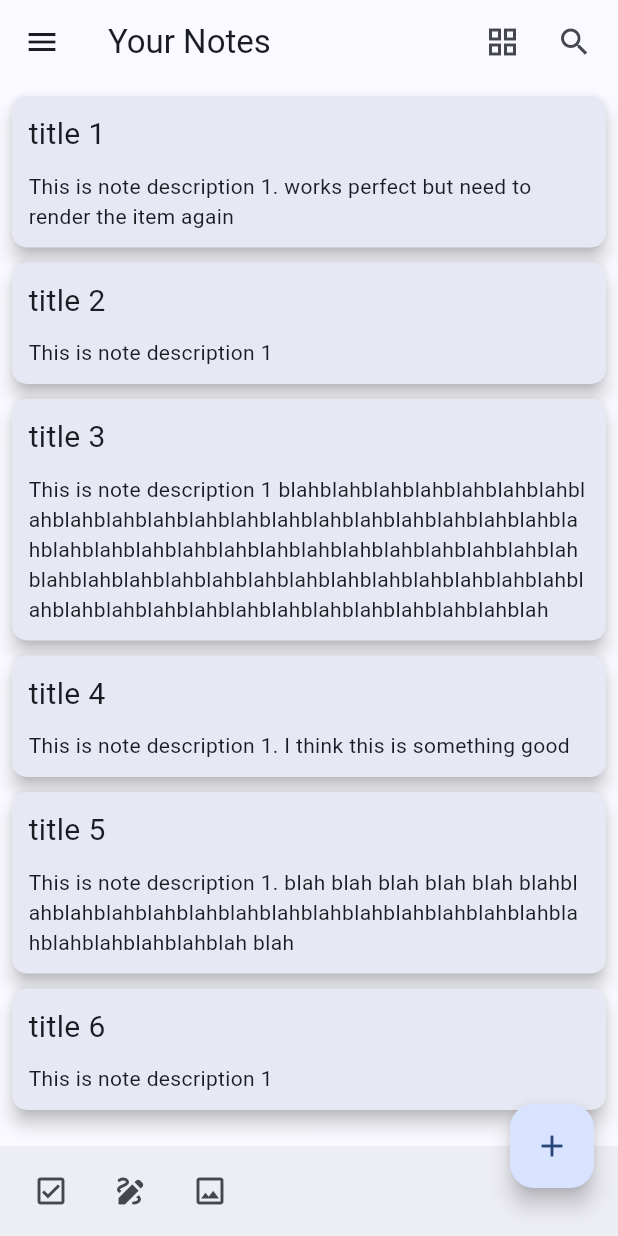
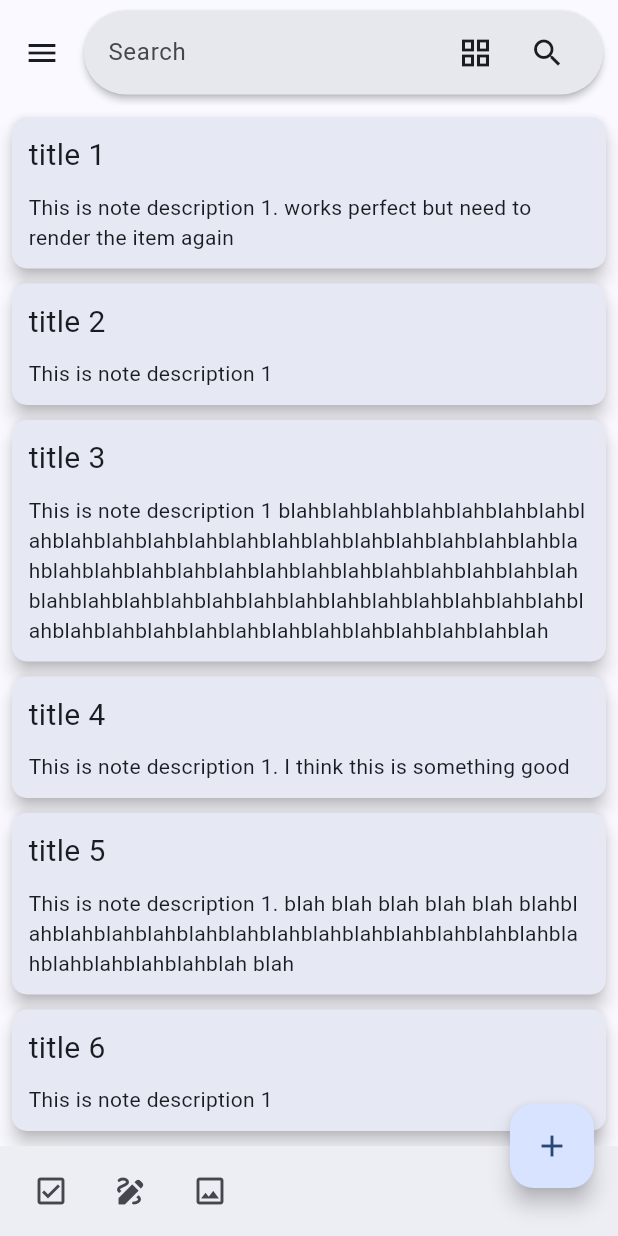
Before and after one commit to akodali9/todo_list, a Flutter app: the screen it shows after launch, after a tap on the "view column" icon, on a phone screen of 412 x 824 dp. Run offline on Flutter 3.47's test engine with Material 2 defaults, Android fonts, the phone set to English and light mode, and no system bars; our stand-ins replace shared_preferences.

Commit message:
added search-bar functionality

```diff
--- /dev/null
+++ b/lib/features/search/search.dart
@@ -0,0 +1,86 @@
+import 'package:flutter/material.dart';
+import 'package:provider/provider.dart';
+import 'package:todo_list/providers/grid_provider.dart';
+
+class SearchComp extends StatefulWidget {
+  static const String routename = '/search-page';
+  const SearchComp({super.key, required this.isGridViewActive});
+  final bool isGridViewActive;
+
+  @override
+  State<SearchComp> createState() => _SearchCompState();
+}
+
+class _SearchCompState extends State<SearchComp> {
+  @override
+  Widget build(BuildContext context) {
+    return SliverAppBar(
+      floating: true,
+      toolbarHeight: 70,
+      titleSpacing: 0,
+      scrolledUnderElevation: 0,
+      snap: true,
+      title: Padding(
+        padding: const EdgeInsets.fromLTRB(0, 5, 10, 5),
+        child: SearchAnchor(
+          builder: (BuildContext context, SearchController searchcontroller) {
+            return SearchBar(
+              hintText: "Search",
+              onTap: () {
+                searchcontroller.openView();
+              },
+              elevation: const MaterialStatePropertyAll(2),
+              trailing: [
+                if (widget.isGridViewActive == true)
+                  IconButton(
+                      tooltip: "Single-Column view",
+                      onPressed: () {
+                        Provider.of<GridSettings>(context, listen: false)
+                            .setGridStatus(false);
+                      },
+                      icon: const RotatedBox(
+                          quarterTurns: 1,
+                          child: Icon(Icons.view_column_outlined)))
+                else
+                  IconButton(
+                      tooltip: "Grid view",
+                      onPressed: () {
+                        Provider.of<GridSettings>(context, listen: false)
+                            .setGridStatus(true);
+                      },
+                      icon: const Icon(Icons.grid_view_outlined)),
+                Container(
+                  margin: const EdgeInsets.only(right: 5),
+                  child: IconButton(
+                    tooltip: "Search",
+                    onPressed: () {},
+                    icon: const Icon(Icons.search),
+                  ),
+                ),
+              ],
+              controller: searchcontroller,
+            );
+          },
+          suggestionsBuilder: (context, controller) {
+            return List<ListTile>.generate(
+              5,
+              (int index) {
+                final String item = 'item $index';
+                return ListTile(
+                  title: Text(item),
+                  onTap: () {
+                    setState(
+                      () {
+                        controller.closeView(item);
+                      },
+                    );
+                  },
+                );
+              },
+            );
+          },
+        ),
+      ),
+    );
+  }
+}
--- a/lib/features/tasks/tasks.dart
+++ b/lib/features/tasks/tasks.dart
@@ -1,5 +1,6 @@
 import 'package:flutter/material.dart';
 import 'package:flutter_staggered_grid_view/flutter_staggered_grid_view.dart';
+import 'package:todo_list/features/tasks/note_edit_area.dart';
 import 'package:todo_list/functions/itemaxisalignmentcount.dart';
 import 'package:todo_list/models/note_model.dart';
 
@@ -65,7 +66,9 @@ class _TasksScreenState extends State<TasksScreen> {
         elevation: 5.0,
         child: InkWell(
           enableFeedback: true,
-          onTap: () {},
+          onTap: () {
+            Navigator.pushNamed(context, NoteEditPage.routename);
+          },
           onLongPress: () {},
           borderRadius: BorderRadius.circular(10),
           child: Container(
--- a/lib/main.dart
+++ b/lib/main.dart
@@ -1,6 +1,7 @@
 import 'package:flutter/material.dart';
 import 'package:provider/provider.dart';
 import 'package:todo_list/components/navigation.dart';
+import 'package:todo_list/features/search/search.dart';
 import 'package:todo_list/features/tasks/note_edit_area.dart';
 import 'package:todo_list/features/tasks/tasks.dart';
 import 'package:todo_list/models/drawer_item.dart';
@@ -92,40 +93,7 @@ class _MainAppState extends State<MainApp> {
           body: NestedScrollView(
             floatHeaderSlivers: true,
             headerSliverBuilder: (context, innerBoxIsScrolled) => [
-              SliverAppBar(
-                floating: true,
-                scrolledUnderElevation: 1,
-                snap: true,
-                title: const Text("Your Notes"),
-                actions: [
-                  if (isGridViewActive == true)
-                    IconButton(
-                        tooltip: "Single-Column view",
-                        onPressed: () {
-                          Provider.of<GridSettings>(context, listen: false)
-                              .setGridStatus(false);
-                        },
-                        icon: const RotatedBox(
-                            quarterTurns: 1,
-                            child: Icon(Icons.view_column_outlined)))
-                  else
-                    IconButton(
-                        tooltip: "Grid view",
-                        onPressed: () {
-                          Provider.of<GridSettings>(context, listen: false)
-                              .setGridStatus(true);
-                        },
-                        icon: const Icon(Icons.grid_view_outlined)),
-                  Container(
-                    margin: const EdgeInsets.only(right: 5),
-                    child: IconButton(
-                      tooltip: "Search",
-                      onPressed: () {},
-                      icon: const Icon(Icons.search),
-                    ),
-                  ),
-                ],
-              ),
+              SearchComp(isGridViewActive: isGridViewActive),
             ],
             body: TasksScreen(isGridViewActive: isGridViewActive),
           ),
--- a/lib/router.dart
+++ b/lib/router.dart
@@ -9,6 +9,8 @@ Route<dynamic> generateRoutes(RouteSettings routeSettings) {
         settings: routeSettings,
         maintainState: true,
       );
+    // case SearchComp.routename:
+    //   return MaterialPageRoute(builder: (_) => SearchComp(isGridViewActive: ,), settings: routeSettings, maintainState: true);
     default:
       return MaterialPageRoute(
         settings: routeSettings,
```
